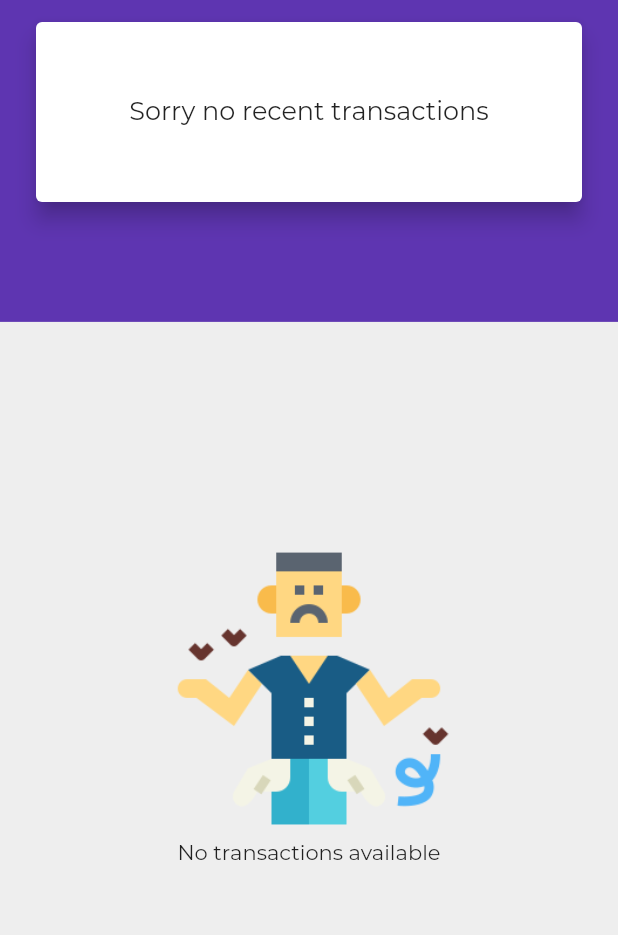
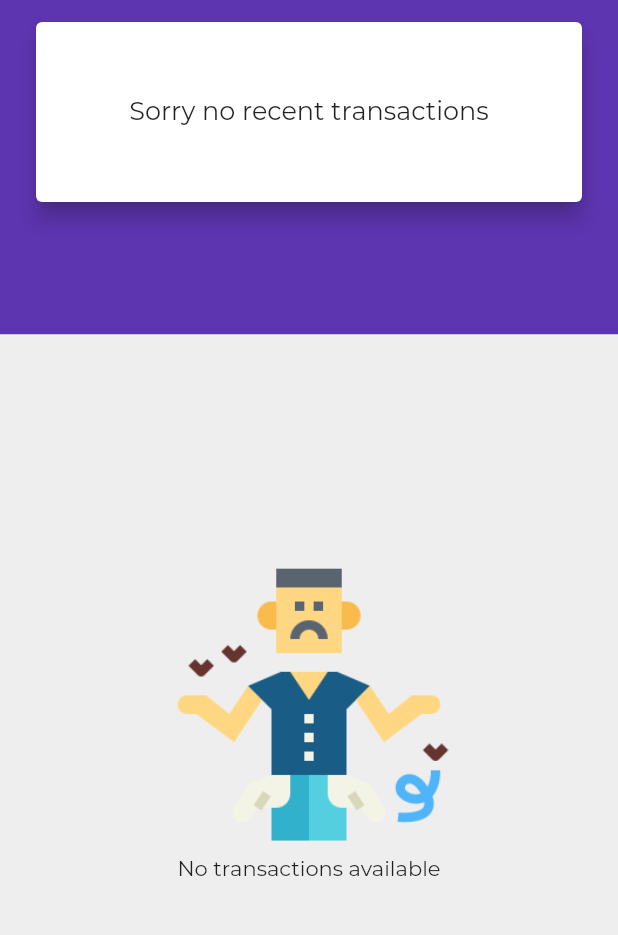
Before and after one commit to msalekmouad/personal-expenses-tracker, a Flutter app: the screen it shows after launch, on a phone screen of 412 x 824 dp, the part 86-1021 px from its top. Run offline on Flutter 3.47's test engine with Material 2 defaults, Android fonts, the phone set to English and light mode, and no system bars; project files that could hold a hidden picture were left out.

Commit message:
Finishing the personal expenses tracker still more advanced modification will be performed later on

```diff
--- /dev/null
+++ b/lib/Views/HomePage.dart
@@ -0,0 +1,117 @@
+import 'package:flutter/cupertino.dart';
+import 'package:flutter/material.dart';
+import 'package:personal_expenses_tracker/Classes/Transaction.dart';
+import 'package:personal_expenses_tracker/Widgets/expenses_chart.dart';
+import 'package:personal_expenses_tracker/Widgets/form_pop_up.dart';
+import 'package:personal_expenses_tracker/Widgets/transaction_list.dart';
+
+//Home Widget
+class HomePage extends StatefulWidget {
+  @override
+  _HomePageState createState() => _HomePageState();
+}
+
+//Home State
+class _HomePageState extends State<HomePage> with WidgetsBindingObserver {
+  final List<Transaction> _userTransactions = [];
+  bool showChart = false;
+
+  //#region Methods
+  void AddNewTransaction(Transaction tr) {
+    setState(() {
+      _userTransactions.add(tr);
+    });
+  }
+  void RemoveTransaction(Transaction tr) {
+    setState(() {
+      _userTransactions.removeWhere((e) => e.id == tr.id);
+    });
+  }
+
+  List<Transaction> get _recentTransactions {
+    return _userTransactions
+        .where((element) =>
+        element.date.isAfter(DateTime.now().subtract(Duration(days: 7))))
+        .toList();
+  }
+  //#endregion
+
+  @override
+  void initState() {
+    // TODO: implement initState
+    WidgetsBinding.instance.addObserver(this);
+    super.initState();
+  }
+
+  @override
+  void didChangeAppLifecycleState(AppLifecycleState state) {
+    // TODO: implement didChangeAppLifecycleState
+    print(state);
+  }
+
+  @override
+  void dispose() {
+    // TODO: implement dispose
+    WidgetsBinding.instance.removeObserver(this);
+    super.dispose();
+  }
+
+  @override
+  Widget build(BuildContext context) {
+    var size = MediaQuery.of(context).size;
+    var padding = MediaQuery.of(context).padding;
+    var orientation = MediaQuery.of(context).orientation;
+
+    return Scaffold(
+        backgroundColor: Colors.grey[200],
+        body: SafeArea(
+            child: Column(
+              children: [
+                Container(
+                    height: orientation == Orientation.portrait ? size.height * 0.34: size.height * 0.23,
+                    padding: EdgeInsets.all(20),
+                    decoration: BoxDecoration(
+                      color: Colors.deepPurple[600],
+                    ),
+                    child: Column(
+                      children: [
+                        Row(
+                          children: [
+                            Text(
+                              "My Pocket",
+                              style: TextStyle(
+                                  fontSize: 22,
+                                  color: Colors.white,
+                                  fontWeight: FontWeight.w700,
+                                  fontFamily: 'Montserrat'),
+                            ),
+                            Spacer(),
+                            if(orientation == Orientation.landscape)
+                              Row(
+                                children: [
+                                  Text("show chart", style: TextStyle(fontSize: 15, color: Colors.white),),
+                                  Switch.adaptive(value: showChart, onChanged: (val){
+                                    setState(() {
+                                      showChart = val;
+                                    });
+                                  },)
+                                ],
+                              ),
+                            FormPopUpButton(AddNewTransaction)
+                          ],
+                        ),
+                        if(orientation == Orientation.portrait)
+                          ExpensesChart(_userTransactions)
+                      ],
+                    )
+                ),
+                if(orientation == Orientation.portrait || (orientation == Orientation.landscape && !showChart))
+                  TransactionList(
+                      userTransactions: _userTransactions,
+                      removeHandler: RemoveTransaction)
+                else if (orientation == Orientation.landscape && showChart)
+                  Padding(child: ExpensesChart(_userTransactions), padding: EdgeInsets.all(10),)
+              ],
+            )));
+  }
+}
--- a/lib/Widgets/expenses_chart.dart
+++ b/lib/Widgets/expenses_chart.dart
@@ -1,3 +1,4 @@
+import 'package:flutter/cupertino.dart';
 import 'package:flutter/material.dart';
 import 'package:intl/intl.dart';
 import 'package:personal_expenses_tracker/Classes/Transaction.dart';
@@ -5,6 +6,7 @@ import 'package:personal_expenses_tracker/Widgets/chart_bar.dart';
 
 class ExpensesChart extends StatelessWidget {
   final List<Transaction> recentTransactions;
+
   ExpensesChart(this.recentTransactions);
 
   List<Map<String, Object>> get groupedTransactionValues{
@@ -32,10 +34,13 @@ class ExpensesChart extends StatelessWidget {
   }
   @override
   Widget build(BuildContext context) {
+    var orientation = MediaQuery.of(context).orientation;
+    var size = MediaQuery.of(context).size;
+
     return Card(
       child: recentTransactions.isEmpty ? Container(
         width: MediaQuery.of(context).size.width,
-        height: 120,
+        height: orientation == Orientation.portrait ? 120 : size.height * 0.30,
         padding: EdgeInsets.all(30),
         child: Center(
           child: Text("Sorry no recent transactions", style: TextStyle(
@@ -44,11 +49,11 @@ class ExpensesChart extends StatelessWidget {
         ),
       ) : Container(
         margin: EdgeInsets.all(10),
-        height: 100,
+        height: orientation == Orientation.portrait ? 110 : size.height * 0.50,
         child: Row(
           mainAxisAlignment: MainAxisAlignment.spaceAround,
           children: groupedTransactionValues.map((value) => Flexible(
-            child: ChartBar(value['day'], value['amount'], (value['amount'] as double)/maxSpending),
+            child: ChartBar(value['day'], value['amount'], (value['amount'] as double)/maxSpending, orientation == Orientation.portrait ? 110 : size.height * 0.50),
             fit: FlexFit.tight,
           )).toList(),
         ),
--- a/lib/Widgets/form_pop_up.dart
+++ b/lib/Widgets/form_pop_up.dart
@@ -1,7 +1,6 @@
 import 'package:flutter/material.dart';
 import 'package:intl/intl.dart';
 import 'package:personal_expenses_tracker/Classes/Transaction.dart';
-import 'expenses_chart.dart';
 
 class FormPopUpButton extends StatefulWidget {
   final Function addHandler;
@@ -55,7 +54,7 @@ class _FormPopUpButtonState extends State<FormPopUpButton> {
                       right: 10,
                       top: 10,
                       bottom: viewInsets.bottom + 10),
-                  height: size.height * 0.9,
+                  height: size.height * 0.95,
                   child: Column(
                     crossAxisAlignment: CrossAxisAlignment.end,
                     children: [
--- a/lib/Widgets/transaction_list.dart
+++ b/lib/Widgets/transaction_list.dart
@@ -11,13 +11,12 @@ class TransactionList extends StatelessWidget {
   @override
   Widget build(BuildContext context) {
     var size = MediaQuery.of(context).size;
-    var padding = MediaQuery.of(context).padding;
     var orientation = MediaQuery.of(context).orientation;
 
     return SingleChildScrollView(
       child: Container(
         height: size.height * 0.62,
-        padding: EdgeInsets.fromLTRB(15, 10, 15, 15),
+        padding: EdgeInsets.all(10),
         child: userTransactions.isEmpty
             ? Center(
                 child: Column(
@@ -28,7 +27,6 @@ class TransactionList extends StatelessWidget {
                       height: orientation == Orientation.landscape ? 80 : 200,
                     ),
                     Text('No transactions available'),
-
                   ],
                 ),
               )
--- a/lib/main.dart
+++ b/lib/main.dart
@@ -1,17 +1,13 @@
 import 'package:flutter/material.dart';
 import 'package:flutter/services.dart';
-import 'package:personal_expenses_tracker/Widgets/expenses_chart.dart';
-import 'package:personal_expenses_tracker/Widgets/transaction_list.dart';
-import 'Classes/Transaction.dart';
-
-import 'Widgets/form_pop_up.dart';
+import 'package:personal_expenses_tracker/Views/HomePage.dart';
 
 void main() {
   runApp(App());
 }
 
 //Main App Widget
-class App extends StatelessWidget {
+class App extends StatelessWidget{
   @override
   Widget build(BuildContext context) {
     //Change status bar color
@@ -19,110 +15,18 @@ class App extends StatelessWidget {
       statusBarColor:
           Colors.deepPurple[600], //or set color with: Color(0xFF0000FF)
     ));
+
+
     return MaterialApp(
       title: "My Pocket",
       theme: ThemeData(
         fontFamily: 'Montserrat',
         accentColor: Colors.deepPurple[500],
         primaryColor: Colors.deepPurple[600],
+
       ),
       home: HomePage(),
     );
+
   }
 }
-
-class HomePage extends StatefulWidget {
-  @override
-  _HomePageState createState() => _HomePageState();
-}
-
-//Home Page
-class _HomePageState extends State<HomePage> {
-  final List<Transaction> _userTransactions = [
-    /*Transaction(
-        id: 't1', title: 'New Shoes', amount: 69.99, date: DateTime.now()),
-    Transaction(
-        id: 't2', title: 'Fixing Laptop', amount: 152.75, date: DateTime.now()),
-    Transaction(
-        id: 't3', title: 'Lol skin', amount: 25.00, date: DateTime.now()),*/
-  ];
-  bool showChart = false;
-
-  void AddNewTransaction(Transaction tr) {
-    setState(() {
-      _userTransactions.add(tr);
-    });
-  }
-
-  void RemoveTransaction(Transaction tr) {
-    setState(() {
-      _userTransactions.removeWhere((e) => e.id == tr.id);
-    });
-  }
-
-  List<Transaction> get _recentTransactions {
-    return _userTransactions
-        .where((element) =>
-            element.date.isAfter(DateTime.now().subtract(Duration(days: 7))))
-        .toList();
-  }
-
-  @override
-  Widget build(BuildContext context) {
-    var size = MediaQuery.of(context).size;
-    var padding = MediaQuery.of(context).padding;
-    var orientation = MediaQuery.of(context).orientation;
-    var appBarHeight;
-    return Scaffold(
-        backgroundColor: Colors.grey[200],
-        body: SafeArea(
-            child: Column(
-          children: [
-            Container(
-              height: orientation == Orientation.portrait ? size.height * 0.33: size.height * 0.23,
-                padding: EdgeInsets.all(20),
-                decoration: BoxDecoration(
-                  color: Colors.deepPurple[600],
-                ),
-                child: Column(
-                  children: [
-                    Row(
-                      children: [
-                        Text(
-                          "My Pocket",
-                          style: TextStyle(
-                              fontSize: 22,
-                              color: Colors.white,
-                              fontWeight: FontWeight.w700,
-                              fontFamily: 'Montserrat'),
-                        ),
-                        Spacer(),
-                        if(orientation == Orientation.landscape)
-                          Row(
-                            children: [
-                              Text("show chart", style: TextStyle(fontSize: 15, color: Colors.white),),
-                              Switch.adaptive(value: showChart, onChanged: (val){
-                                setState(() {
-                                  showChart = val;
-                                });
-                              },)
-                            ],
-                          ),
-                        FormPopUpButton(AddNewTransaction)
-                      ],
-                    ),
-                   if(orientation == Orientation.portrait)
-                      ExpensesChart(_userTransactions)
-                  ],
-                )
-            ),
-            if(orientation == Orientation.portrait || (orientation == Orientation.landscape && !showChart))
-              TransactionList(
-                  userTransactions: _userTransactions,
-                  removeHandler: RemoveTransaction)
-            else if (orientation == Orientation.landscape && showChart)
-              Padding(child: ExpensesChart(_userTransactions), padding: EdgeInsets.all(10),)
-          ],
-        )));
-  }
-}
```
Also changed, not shown: lib/Widgets/ExpenseItem.dart (+30 -65 lines), lib/Widgets/chart_bar.dart (+17 -12 lines).
